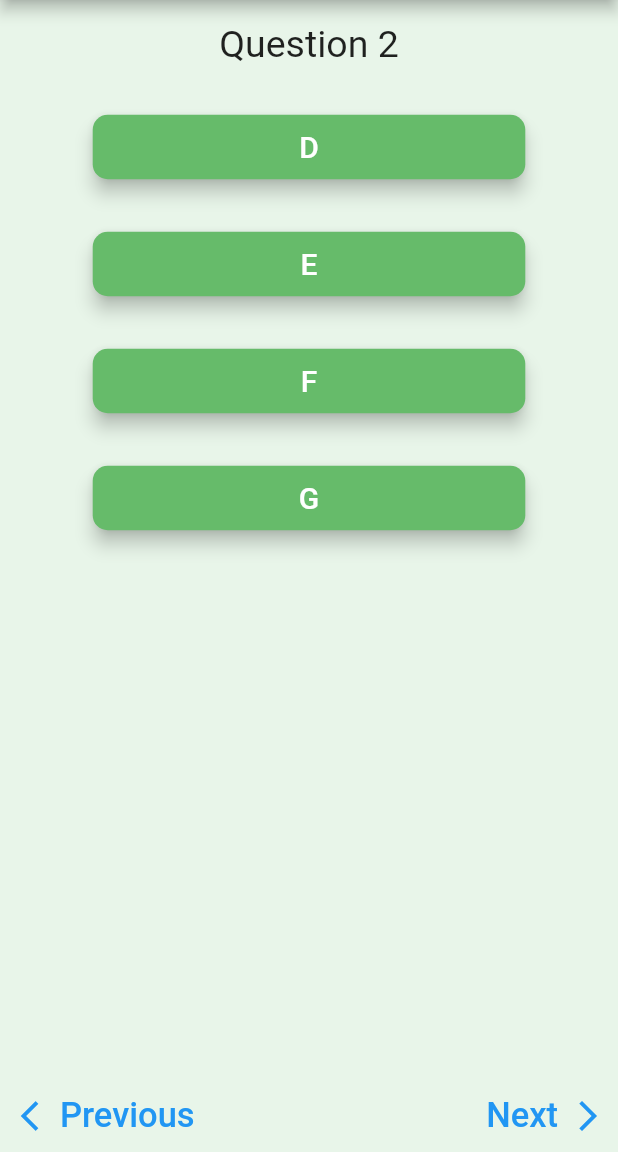
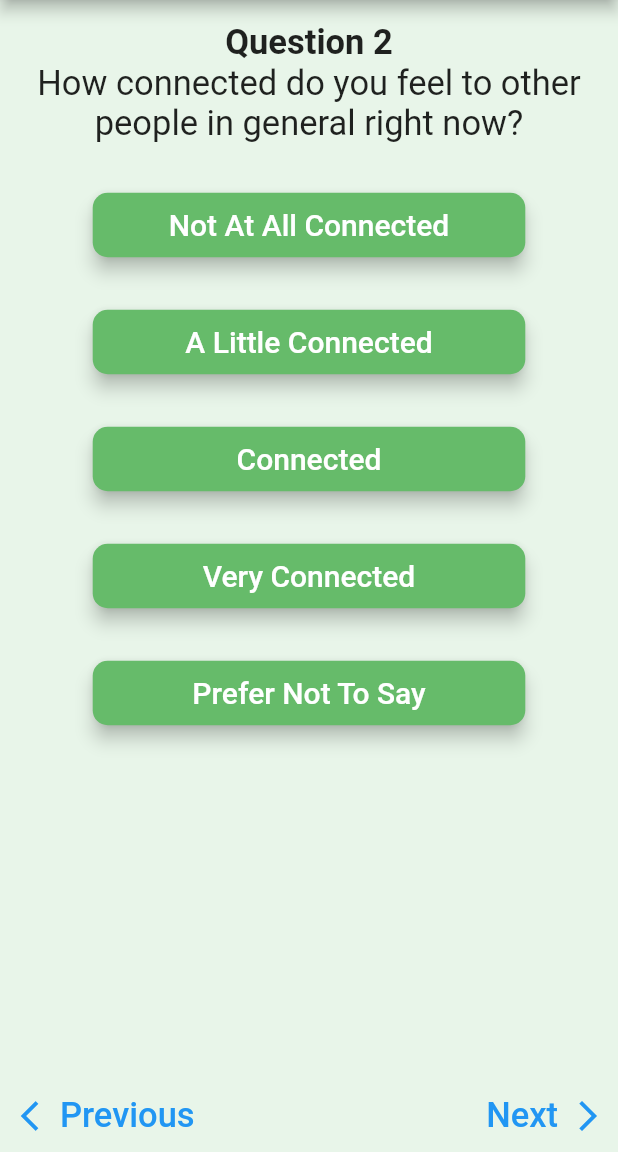
Before and after one commit to hayden-huynh/together-mobile-app, a Flutter app: the screen it shows after launch, after a tap on "Next", on a phone screen of 412 x 824 dp, the part 84-1236 px from its top. Run offline on Flutter 3.47's test engine with Material 2 defaults, Android fonts, the light colour scheme and no system bars.

Commit message:
Added QuestionType and rendering a TextField when the type is OpenEnded, the same ListView when the type is MultipleChoice

```diff
--- a/lib/main.dart
+++ b/lib/main.dart
@@ -32,7 +32,7 @@ class MyApp extends StatelessWidget {
               fontSize: 30,
             ),
             headline5: TextStyle(
-              fontSize: 25,
+              fontSize: 23,
             ),
           ),
         ),
--- a/lib/models/questionnaire_entry_provider.dart
+++ b/lib/models/questionnaire_entry_provider.dart
@@ -2,12 +2,19 @@ import 'package:flutter/foundation.dart';
 
 import 'package:together_app/models/answer.dart';
 
+enum QuestionType {
+  MultipleChoice,
+  OpenEnded,
+}
+
 class QuestionnaireEntry {
   final String questionText;
+  final QuestionType type;
   final List<Answer> answers;
 
   QuestionnaireEntry(
     this.questionText,
+    this.type,
     this.answers,
   );
 }
@@ -15,50 +22,66 @@ class QuestionnaireEntry {
 class QuestionnaireEntryProvider with ChangeNotifier {
   List<QuestionnaireEntry> _entries = [
     QuestionnaireEntry(
-      'Question 1',
+      'I feel good right now?',
+      QuestionType.MultipleChoice,
       [
-        Answer(answerText: 'A'),
-        Answer(answerText: 'B'),
-        Answer(answerText: 'C'),
-        Answer(answerText: 'D'),
+        Answer(answerText: 'Strong Disagree'),
+        Answer(answerText: 'Disagree'),
+        Answer(answerText: 'Neither Agree nor Disagree'),
+        Answer(answerText: 'Agree'),
+        Answer(answerText: 'Strongly Agree'),
       ],
     ),
     QuestionnaireEntry(
-      'Question 2',
+      'How connected do you feel to other people in general right now?',
+      QuestionType.MultipleChoice,
       [
-        Answer(answerText: 'D'),
-        Answer(answerText: 'E'),
-        Answer(answerText: 'F'),
-        Answer(answerText: 'G'),
+        Answer(answerText: 'Not At All Connected'),
+        Answer(answerText: 'A Little Connected'),
+        Answer(answerText: 'Connected'),
+        Answer(answerText: 'Very Connected'),
+        Answer(answerText: 'Prefer Not To Say'),
       ],
     ),
     QuestionnaireEntry(
-      'Question 3',
+      'Do you feel lonely right now?',
+      QuestionType.MultipleChoice,
       [
-        Answer(answerText: 'H'),
-        Answer(answerText: 'I'),
-        Answer(answerText: 'J'),
-        Answer(answerText: 'K'),
+        Answer(answerText: 'Very lonely'),
+        Answer(answerText: 'Lonely'),
+        Answer(answerText: 'A Little Lonely'),
+        Answer(answerText: 'Not At All Lonely'),
+        Answer(answerText: 'Prefer Not To Say'),
       ],
     ),
     QuestionnaireEntry(
-      'Question 4',
+      'How would you rate your learning capacity right now?',
+      QuestionType.MultipleChoice,
       [
-        Answer(answerText: 'L'),
-        Answer(answerText: 'M'),
-        Answer(answerText: 'N'),
-        Answer(answerText: 'O'),
+        Answer(answerText: 'Poor'),
+        Answer(answerText: 'Not Great'),
+        Answer(answerText: 'OK'),
+        Answer(answerText: 'Really Good'),
+        Answer(answerText: 'Prefer Not To Say'),
       ],
     ),
     QuestionnaireEntry(
-      'Question 5',
+      'Assuming there are some people nearby, how connected do you feel to those people right now?',
+      QuestionType.MultipleChoice,
       [
-        Answer(answerText: 'P'),
-        Answer(answerText: 'Q'),
-        Answer(answerText: 'R'),
-        Answer(answerText: 'S'),
+        Answer(answerText: 'Not At All Connected'),
+        Answer(answerText: 'A Little Connected'),
+        Answer(answerText: 'Connected'),
+        Answer(answerText: 'Very Connected'),
+        Answer(answerText: 'Prefer Not To Say'),
+        Answer(answerText: 'N/A'),
       ],
     ),
+    QuestionnaireEntry(
+      'Right now, how many people are currently within a 5m radius of you?',
+      QuestionType.OpenEnded,
+      null,
+    )
   ];
 
   List<QuestionnaireEntry> get entries {
--- a/lib/widgets/answer_button.dart
+++ b/lib/widgets/answer_button.dart
@@ -34,9 +34,12 @@ class AnswerButton extends StatelessWidget {
               ),
               child: Container(
                 margin: EdgeInsets.symmetric(vertical: 10),
+                alignment: Alignment.center,
                 child: Text(
                   '${answer.answerText}',
-                  style: TextStyle(fontSize: 20),
+                  style: TextStyle(fontSize: 20, ),
+                  softWrap: true,
+                  textAlign: TextAlign.center,
                 ),
               ),
               onPressed: () {
--- a/lib/widgets/answers_section.dart
+++ b/lib/widgets/answers_section.dart
@@ -2,11 +2,17 @@ import 'package:flutter/material.dart';
 
 import 'package:together_app/widgets/answer_button.dart';
 import 'package:together_app/models/answer.dart';
+import 'package:together_app/models/questionnaire_entry_provider.dart'
+    show QuestionType;
 
 class AnswersSection extends StatefulWidget {
   final List<Answer> answers;
+  final QuestionType type;
 
-  AnswersSection(this.answers);
+  AnswersSection(
+    this.answers,
+    this.type,
+  );
 
   @override
   _AnswersSectionState createState() => _AnswersSectionState();
@@ -14,27 +20,57 @@ class AnswersSection extends StatefulWidget {
 
 class _AnswersSectionState extends State<AnswersSection> {
   void selectAnswer(int index) {
-    setState(() {
+    setState(
+      () {
         widget.answers[index].isSelected = true;
         for (int i = 0; i < widget.answers.length; i++) {
           if (i != index) {
             widget.answers[i].isSelected = false;
           }
         }
-    });
+      },
+    );
   }
 
-  @override
-  Widget build(BuildContext context) {
-    return Expanded(
-      child: ListView.builder(
+  Widget getAnswerType(QuestionType type) {
+    switch (widget.type) {
+      case QuestionType.MultipleChoice:
+        return ListView.builder(
           itemBuilder: (ctx, i) => AnswerButton(
             widget.answers[i],
             selectAnswer,
             i,
           ),
           itemCount: widget.answers.length,
+        );
+      case QuestionType.OpenEnded:
+        return LayoutBuilder(
+          builder: (ctx, constraints) => Container(
+            width: constraints.maxWidth * 0.8,
+            child: TextField(
+              keyboardType: TextInputType.number,
+              decoration: InputDecoration(
+                filled: true,
+                fillColor: Colors.white,
+                contentPadding: EdgeInsets.all(20),
+                border: OutlineInputBorder(),
               ),
+              style: TextStyle(
+                fontSize: 30,
+                height: 3,
+              ),
+            ),
+          ),
+        );
+      default:
+        return Center(
+          child: Text('No answer available?'),
         );
     }
   }
+
+  @override
+  Widget build(BuildContext context) {
+    return Expanded(child: getAnswerType(widget.type));
+  }
+}
--- a/lib/widgets/question_section.dart
+++ b/lib/widgets/question_section.dart
@@ -2,16 +2,32 @@ import 'package:flutter/material.dart';
 
 class QuestionSection extends StatelessWidget {
   final String questionText;
+  final int questionIndex;
 
-  QuestionSection(this.questionText);
+  QuestionSection(
+    this.questionText,
+    this.questionIndex,
+  );
 
   @override
   Widget build(BuildContext context) {
     return Container(
       width: double.infinity,
-      child: Text(
-        questionText,
-        style: Theme.of(context).textTheme.headline5,
+      child: Column(
+        children: [
+          Text(
+            'Question ${questionIndex + 1}',
+            style: TextStyle(
+              fontSize: Theme.of(context).textTheme.headline5.fontSize,
+              fontWeight: FontWeight.bold,
+            ),
+          ),
+          Text(
+            questionText,
+            style: Theme.of(context).textTheme.headline5,
+            textAlign: TextAlign.center,
+          ),
+        ],
       ),
       alignment: Alignment.center,
       padding: const EdgeInsets.all(15),
--- a/lib/widgets/questionnaire_entry_widget.dart
+++ b/lib/widgets/questionnaire_entry_widget.dart
@@ -34,8 +34,12 @@ class _QuestionnaireEntryWidgetState extends State<QuestionnaireEntryWidget> {
   Widget build(BuildContext context) {
     return Column(
       children: [
-        QuestionSection(widget.entries[_currentEntryIndex].questionText),
-        AnswersSection(widget.entries[_currentEntryIndex].answers),
+        QuestionSection(widget.entries[_currentEntryIndex].questionText,
+            _currentEntryIndex),
+        AnswersSection(
+          widget.entries[_currentEntryIndex].answers,
+          widget.entries[_currentEntryIndex].type,
+        ),
         QuestionnaireEntryNavigator(
           _currentEntryIndex,
           goToPreviousEntry,
```
Lines whose indentation alone changed are shown as unchanged.
